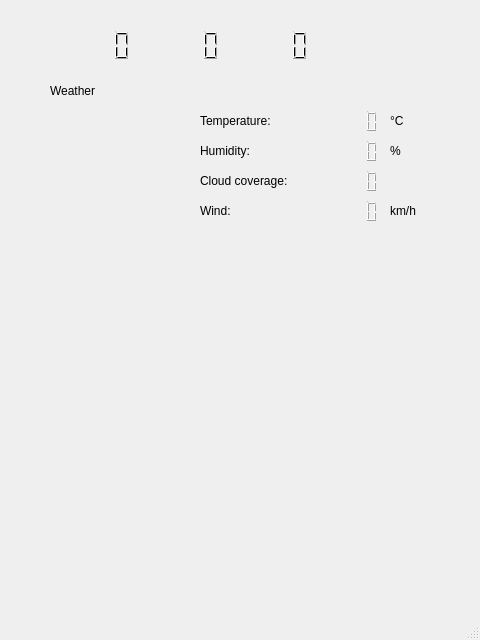
Above: client/mirror.ui from KNaudin/Amadeus before the change. Below: the same form after it.
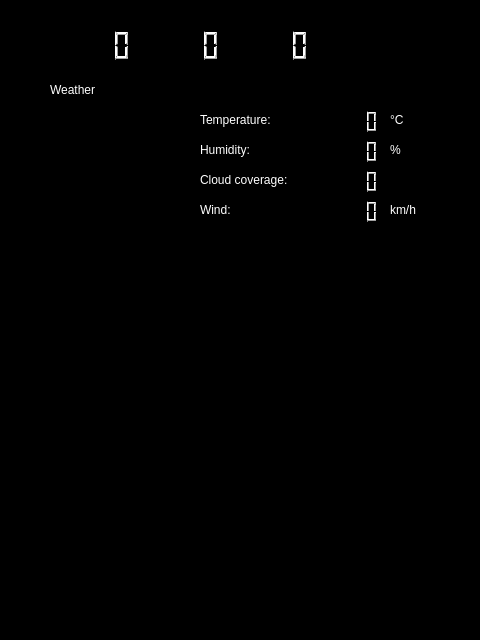
That is the form after the change.

Commit message: [Client] Updated the UI to a dark theme. Modified the paths in the python file so it can be called from anywhere.

What changed in the file:
```diff
--- a/client/mirror.ui
+++ b/client/mirror.ui
@@ -16,6 +16,9 @@
   <property name="windowTitle">
    <string>MainWindow</string>
   </property>
+  <property name="styleSheet">
+   <string notr="true">background-color: rgb(0, 0, 0);</string>
+  </property>
   <widget class="QWidget" name="centralwidget">
    <widget class="QWidget" name="widget" native="true">
     <property name="geometry">
@@ -37,7 +40,7 @@
      </rect>
     </property>
     <property name="text">
-     <string>Weather</string>
+     <string>&lt;html&gt;&lt;head/&gt;&lt;body&gt;&lt;p&gt;&lt;span style=&quot; color:#ffffff;&quot;&gt;Weather&lt;/span&gt;&lt;/p&gt;&lt;/body&gt;&lt;/html&gt;</string>
     </property>
    </widget>
    <widget class="QLabel" name="label_2">
@@ -50,7 +53,7 @@
      </rect>
     </property>
     <property name="text">
-     <string>Temperature: </string>
+     <string>&lt;html&gt;&lt;head/&gt;&lt;body&gt;&lt;p&gt;&lt;span style=&quot; color:#ffffff;&quot;&gt;Temperature: &lt;/span&gt;&lt;/p&gt;&lt;/body&gt;&lt;/html&gt;</string>
     </property>
    </widget>
    <widget class="QLabel" name="label_3">
@@ -63,7 +66,7 @@
      </rect>
     </property>
     <property name="text">
-     <string>Humidity:</string>
+     <string>&lt;html&gt;&lt;head/&gt;&lt;body&gt;&lt;p&gt;&lt;span style=&quot; color:#ffffff;&quot;&gt;Humidity:&lt;/span&gt;&lt;/p&gt;&lt;/body&gt;&lt;/html&gt;</string>
     </property>
    </widget>
    <widget class="QLCDNumber" name="temp_lcd">
@@ -102,7 +105,7 @@
      </rect>
     </property>
     <property name="text">
-     <string>°C</string>
+     <string>&lt;html&gt;&lt;head/&gt;&lt;body&gt;&lt;p&gt;&lt;span style=&quot; color:#ffffff;&quot;&gt;°C&lt;/span&gt;&lt;/p&gt;&lt;/body&gt;&lt;/html&gt;</string>
     </property>
    </widget>
    <widget class="QLabel" name="label_5">
@@ -115,7 +118,7 @@
      </rect>
     </property>
     <property name="text">
-     <string>%</string>
+     <string>&lt;html&gt;&lt;head/&gt;&lt;body&gt;&lt;p&gt;&lt;span style=&quot; color:#ffffff;&quot;&gt;%&lt;/span&gt;&lt;/p&gt;&lt;/body&gt;&lt;/html&gt;</string>
     </property>
    </widget>
    <widget class="QLabel" name="label_4">
@@ -128,7 +131,7 @@
      </rect>
     </property>
     <property name="text">
-     <string>Cloud coverage: </string>
+     <string>&lt;html&gt;&lt;head/&gt;&lt;body&gt;&lt;p&gt;&lt;span style=&quot; color:#ffffff;&quot;&gt;Cloud coverage: &lt;/span&gt;&lt;/p&gt;&lt;/body&gt;&lt;/html&gt;</string>
     </property>
    </widget>
    <widget class="QLCDNumber" name="cloud_lcd">
@@ -154,7 +157,7 @@
      </rect>
     </property>
     <property name="text">
-     <string>km/h</string>
+     <string>&lt;html&gt;&lt;head/&gt;&lt;body&gt;&lt;p&gt;&lt;span style=&quot; color:#ffffff;&quot;&gt;km/h&lt;/span&gt;&lt;/p&gt;&lt;/body&gt;&lt;/html&gt;</string>
     </property>
    </widget>
    <widget class="QLabel" name="label_7">
@@ -167,7 +170,7 @@
      </rect>
     </property>
     <property name="text">
-     <string>Wind:</string>
+     <string>&lt;html&gt;&lt;head/&gt;&lt;body&gt;&lt;p&gt;&lt;span style=&quot; color:#ffffff;&quot;&gt;Wind:&lt;/span&gt;&lt;/p&gt;&lt;/body&gt;&lt;/html&gt;</string>
     </property>
    </widget>
    <widget class="QLCDNumber" name="wind_lcd">
@@ -195,6 +198,9 @@
     <layout class="QGridLayout" name="gridLayout">
      <item row="0" column="0">
       <widget class="QLCDNumber" name="hour_lcd">
+       <property name="styleSheet">
+        <string notr="true">color: rgb(255, 255, 255);</string>
+       </property>
        <property name="frameShape">
         <enum>QFrame::NoFrame</enum>
        </property>
@@ -202,6 +208,9 @@
      </item>
      <item row="0" column="2">
       <widget class="QLCDNumber" name="second_lcd">
+       <property name="styleSheet">
+        <string notr="true">color: rgb(255, 255, 255);</string>
+       </property>
        <property name="frameShape">
         <enum>QFrame::NoFrame</enum>
        </property>
@@ -209,6 +218,9 @@
      </item>
      <item row="0" column="1">
       <widget class="QLCDNumber" name="minute_lcd">
+       <property name="styleSheet">
+        <string notr="true">color: rgb(255, 255, 255);</string>
+       </property>
        <property name="frameShape">
         <enum>QFrame::NoFrame</enum>
        </property>
```
Left out of the diff: 10 changed lines with no effect on the pictures. The commit also changes 1 other file.
